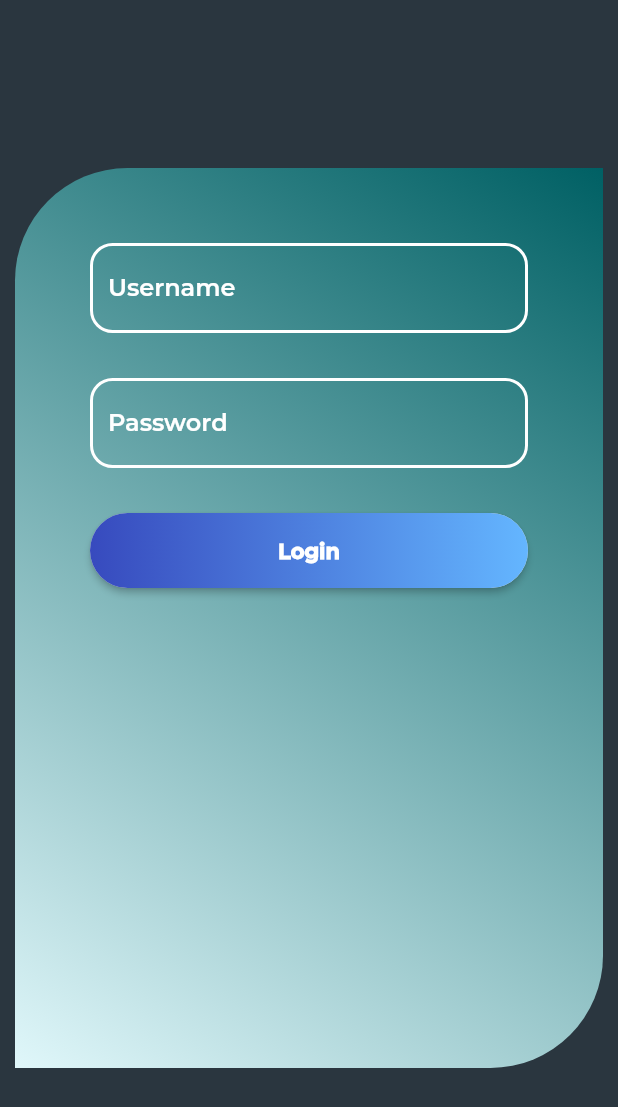
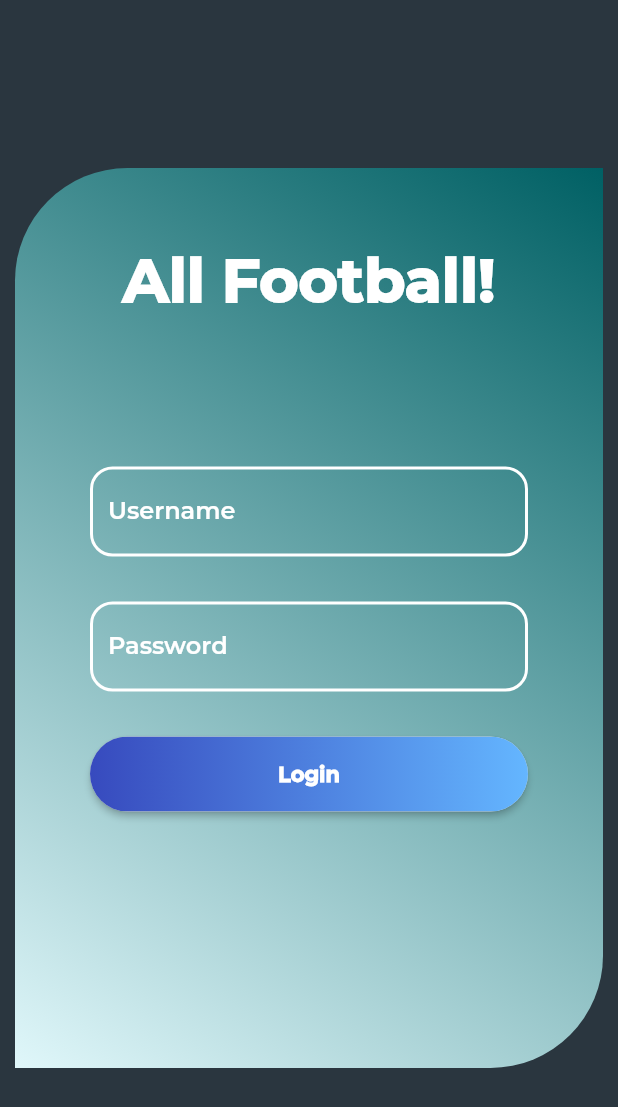
Before and after one commit to akshala/DBMS-project, a Flutter app: the screen it shows after launch, on a phone screen of 412 x 824 dp. Shown: the top 1107 px of the screen. Run offline on Flutter 3.47's test engine with Material 2 defaults, Android fonts, the light colour scheme and no system bars; missing offline and left inert: login_minimalist; project files that could hold a hidden picture were left out.

Commit message:
final changes to login page

```diff
--- a/flutter_web_app/football/lib/main.dart
+++ b/flutter_web_app/football/lib/main.dart
@@ -1,4 +1,3 @@
-
 import 'package:flutter/material.dart';
 import 'package:football/player_menu.dart';
 import 'package:football/manager_menu.dart';
@@ -89,6 +88,16 @@ class _LoginState extends State<Login> {
       child: Column(
         mainAxisAlignment: MainAxisAlignment.center,
         children:[
+          Text(
+            "All Football!",
+            style: TextStyle(
+              fontFamily: 'Montserrat',
+              fontWeight: FontWeight.w900,
+              fontSize:40.0,
+              color: Colors.white
+            ),
+          ),
+          SizedBox(height: 100),
           TextField(
             controller: user,
             cursorColor: Colors.red,
@@ -99,13 +108,6 @@ class _LoginState extends State<Login> {
               fontWeight: FontWeight.w600,),
             decoration: InputDecoration(
               enabledBorder: OutlineInputBorder(
-//               style: Theme.of(context).textTheme.headline4,
-//             ),
-//           ],
-//         ),
-//       ),
-//       floatingActionButton: FloatingActionButton(
-                // borderWeight: Border
                 borderRadius: BorderRadius.circular(15),
                 borderSide: BorderSide(width:2.0, color:Colors.white),
               ),
@@ -198,70 +200,3 @@ class _LoginState extends State<Login> {
     );
   }
 }
-
-// class _MyHomePageState extends State<MyHomePage> {
-//   int _counter = 0;
-
-//   void _incrementCounter() {
-//     setState(() {
-//       // This call to setState tells the Flutter framework that something has
-//       // changed in this State, which causes it to rerun the build method below
-//       // so that the display can reflect the updated values. If we changed
-//       // _counter without calling setState(), then the build method would not be
-//       // called again, and so nothing would appear to happen.
-//       _counter++;
-//     });
-//   }
-
-//   @override
-//   Widget build(BuildContext context) {
-//     // This method is rerun every time setState is called, for instance as done
-//     // by the _incrementCounter method above.
-//     //
-//     // The Flutter framework has been optimized to make rerunning build methods
-//     // fast, so that you can just rebuild anything that needs updating rather
-//     // than having to individually change instances of widgets.
-//     return Scaffold(
-//       appBar: AppBar(
-//         // Here we take the value from the MyHomePage object that was created by
-//         // the App.build method, and use it to set our appbar title.
-//         title: Text(widget.title),
-//       ),
-//       body: Center(
-//         // Center is a layout widget. It takes a single child and positions it
-//         // in the middle of the parent.
-//         child: Column(
-//           // Column is also a layout widget. It takes a list of children and
-//           // arranges them vertically. By default, it sizes itself to fit its
-//           // children horizontally, and tries to be as tall as its parent.
-//           //
-//           // Invoke "debug painting" (press "p" in the console, choose the
-//           // "Toggle Debug Paint" action from the Flutter Inspector in Android
-//           // Studio, or the "Toggle Debug Paint" command in Visual Studio Code)
-//           // to see the wireframe for each widget.
-//           //
-//           // Column has various properties to control how it sizes itself and
-//           // how it positions its children. Here we use mainAxisAlignment to
-//           // center the children vertically; the main axis here is the vertical
-//           // axis because Columns are vertical (the cross axis would be
-//           // horizontal).
-//           mainAxisAlignment: MainAxisAlignment.center,
-//           children: <Widget>[
-//             Text(
-//               'You have pushed the button this many times:',
-//             ),
-//             Text(
-//               '$_counter',
-//               style: Theme.of(context).textTheme.headline4,
-//             ),
-//           ],
-//         ),
-//       ),
-//       floatingActionButton: FloatingActionButton(
-//         onPressed: _incrementCounter,
-//         tooltip: 'Increment',
-//         child: Icon(Icons.add),
-//       ), // This trailing comma makes auto-formatting nicer for build methods.
-//     );
-//   }
-// }
```
